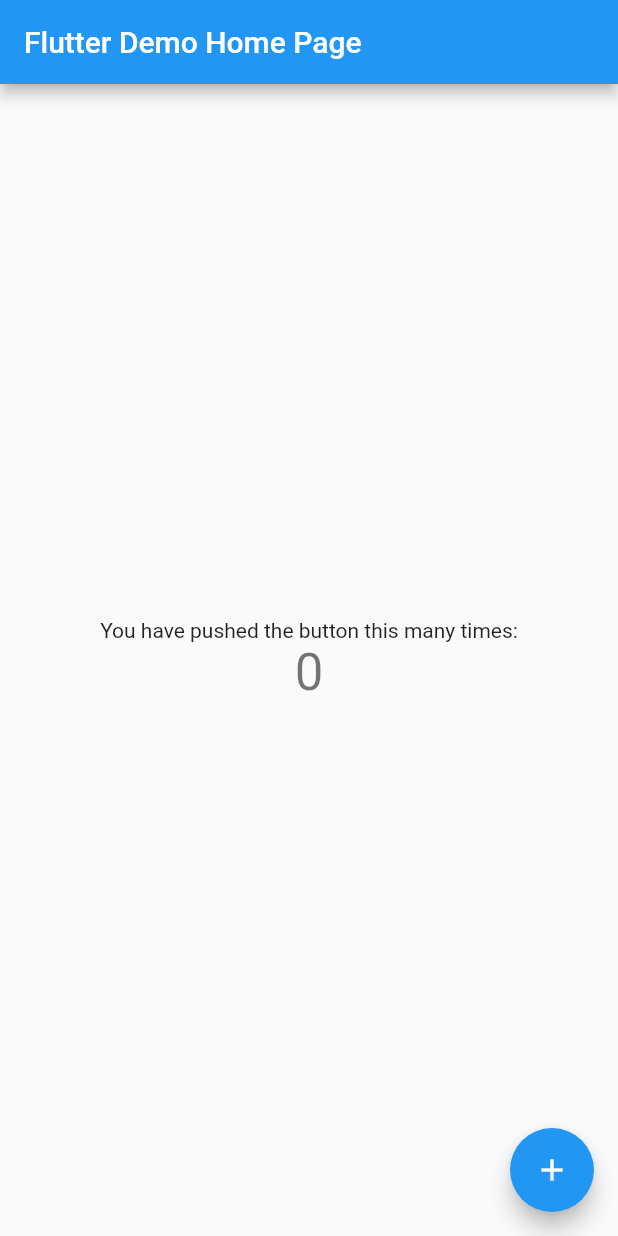
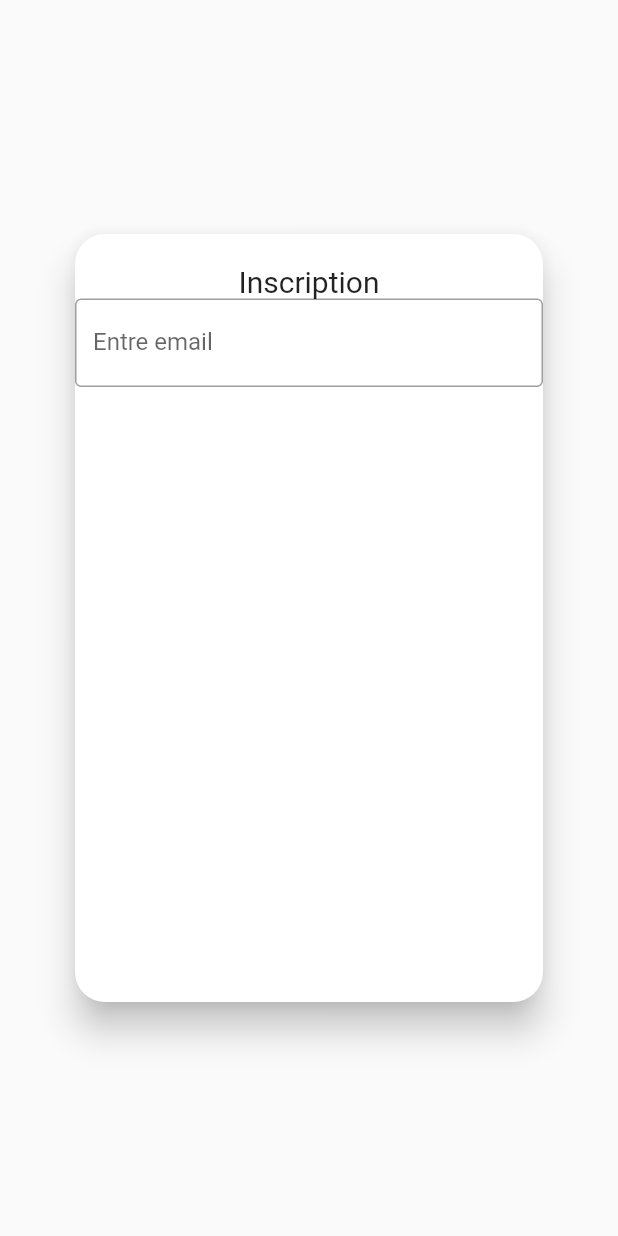
Before and after one commit to Mel-LR/Meet-Your-Job, a Flutter app: the screen it shows after launch, on a phone screen of 412 x 824 dp. Run offline on Flutter 3.47's test engine with Material 2 defaults, Android fonts, the phone set to English and light mode, and no system bars; our stand-ins replace google_fonts.

Commit message:
View register

```diff
--- a/lib/main.dart
+++ b/lib/main.dart
@@ -1,115 +1,132 @@
+import 'package:flutter/services.dart';
 import 'package:flutter/material.dart';
+import 'package:google_fonts/google_fonts.dart';
 
 void main() {
   runApp(const MyApp());
 }
 
+const d_green = const Color(0xFF54D3C2);
+
 class MyApp extends StatelessWidget {
   const MyApp({Key? key}) : super(key: key);
 
-  // This widget is the root of your application.
   @override
   Widget build(BuildContext context) {
     return MaterialApp(
-      title: 'Flutter Demo',
-      theme: ThemeData(
-        // This is the theme of your application.
-        //
-        // Try running your application with "flutter run". You'll see the
-        // application has a blue toolbar. Then, without quitting the app, try
-        // changing the primarySwatch below to Colors.green and then invoke
-        // "hot reload" (press "r" in the console where you ran "flutter run",
-        // or simply save your changes to "hot reload" in a Flutter IDE).
-        // Notice that the counter didn't reset back to zero; the application
-        // is not restarted.
-        primarySwatch: Colors.blue,
-      ),
-      home: const MyHomePage(title: 'Flutter Demo Home Page'),
+      debugShowCheckedModeBanner: false,
+      title: 'Hotels Booking',
+      home: Login(),
     );
   }
 }
 
-class MyHomePage extends StatefulWidget {
-  const MyHomePage({Key? key, required this.title}) : super(key: key);
-
-  // This widget is the home page of your application. It is stateful, meaning
-  // that it has a State object (defined below) that contains fields that affect
-  // how it looks.
-
-  // This class is the configuration for the state. It holds the values (in this
-  // case the title) provided by the parent (in this case the App widget) and
-  // used by the build method of the State. Fields in a Widget subclass are
-  // always marked "final".
-
-  final String title;
-
+class HomePage extends StatelessWidget {
   @override
-  State<MyHomePage> createState() => _MyHomePageState();
+  Widget build(BuildContext context) {
+    return Scaffold();
+  }
 }
 
-class _MyHomePageState extends State<MyHomePage> {
-  int _counter = 0;
-
-  void _incrementCounter() {
-    setState(() {
-      // This call to setState tells the Flutter framework that something has
-      // changed in this State, which causes it to rerun the build method below
-      // so that the display can reflect the updated values. If we changed
-      // _counter without calling setState(), then the build method would not be
-      // called again, and so nothing would appear to happen.
-      _counter++;
-    });
+class Login extends StatelessWidget {
+  @override
+  Widget build(BuildContext context) {
+    return Scaffold(
+      body: LoginCard(),
+    );
+  }
 }
 
+class LoginCard extends StatelessWidget {
   @override
   Widget build(BuildContext context) {
-    // This method is rerun every time setState is called, for instance as done
-    // by the _incrementCounter method above.
-    //
-    // The Flutter framework has been optimized to make rerunning build methods
-    // fast, so that you can just rebuild anything that needs updating rather
-    // than having to individually change instances of widgets.
-    return Scaffold(
-      appBar: AppBar(
-        // Here we take the value from the MyHomePage object that was created by
-        // the App.build method, and use it to set our appbar title.
-        title: Text(widget.title),
+    return Center(
+      child: Container(
+        width: 320,
+        height: 520,
+        child: Card(
+          shape:
+              RoundedRectangleBorder(borderRadius: BorderRadius.circular(20.0)),
+          color: Colors.white,
+          elevation: 10,
+          child: Column(
+            mainAxisSize: MainAxisSize.min,
+            children: [
+              Padding(
+                padding: EdgeInsets.fromLTRB(20, 0, 20, 0),
+                child: Container(
+                  padding: const EdgeInsets.all(0.0),
+                  width: 20.0,
+                  height: 20.0,
                 ),
-      body: Center(
-        // Center is a layout widget. It takes a single child and positions it
-        // in the middle of the parent.
-        child: Column(
-          // Column is also a layout widget. It takes a list of children and
-          // arranges them vertically. By default, it sizes itself to fit its
-          // children horizontally, and tries to be as tall as its parent.
-          //
-          // Invoke "debug painting" (press "p" in the console, choose the
-          // "Toggle Debug Paint" action from the Flutter Inspector in Android
-          // Studio, or the "Toggle Debug Paint" command in Visual Studio Code)
-          // to see the wireframe for each widget.
-          //
-          // Column has various properties to control how it sizes itself and
-          // how it positions its children. Here we use mainAxisAlignment to
-          // center the children vertically; the main axis here is the vertical
-          // axis because Columns are vertical (the cross axis would be
-          // horizontal).
-          mainAxisAlignment: MainAxisAlignment.center,
-          children: <Widget>[
-            const Text(
-              'You have pushed the button this many times:',
               ),
               Text(
-              '$_counter',
-              style: Theme.of(context).textTheme.headline4,
+                'Inscription',
+                style: GoogleFonts.tenorSans(
+                  fontSize: 20,
+                ),
+              ),
+              Form(
+                child: Column(
+                  crossAxisAlignment: CrossAxisAlignment.start,
+                  children: [
+                    TextFormField(
+                      decoration: InputDecoration(
+                        labelText: 'Entre email',
+                        border: OutlineInputBorder(),
+                      ),
+                      validator: (value) {
+                        if (value == null || value.isEmpty) {
+                          return 'Entrer un text';
+                        }
+                        return null;
+                      },
+                    )
+                  ],
+                ),
               ),
             ],
           ),
         ),
-      floatingActionButton: FloatingActionButton(
-        onPressed: _incrementCounter,
-        tooltip: 'Increment',
-        child: const Icon(Icons.add),
-      ), // This trailing comma makes auto-formatting nicer for build methods.
+      ),
     );
   }
 }
+
+class MyAppBar extends StatelessWidget implements PreferredSizeWidget {
+  Size get preferredSize => new Size.fromHeight(50);
+  @override
+  Widget build(BuildContext context) {
+    return AppBar(
+      leading: IconButton(
+        icon: Icon(
+          Icons.person,
+          color: Colors.grey[800],
+          size: 30,
+        ),
+        onPressed: null,
+      ),
+      centerTitle: true,
+      title: Text(
+        "Fil d'actu",
+        style: GoogleFonts.nunito(
+          color: Colors.black,
+          fontSize: 22,
+          fontWeight: FontWeight.w800,
+        ),
+      ),
+      actions: [
+        IconButton(
+          icon: Icon(
+            Icons.chat,
+            color: Colors.grey[800],
+            size: 30,
+          ),
+          onPressed: null,
+        ),
+      ],
+      backgroundColor: Colors.white,
+      elevation: 0,
+    );
+  }
+}
--- a/pubspec.yaml
+++ b/pubspec.yaml
@@ -34,6 +34,9 @@
   # The following adds the Cupertino Icons font to your application.
   # Use with the CupertinoIcons class for iOS style icons.
   cupertino_icons: ^1.0.2
+  google_fonts: ^2.3.1
+  flutter_login: ^3.2.0
+  intl: ^0.17.0
 
 dev_dependencies:
   flutter_test:
```
Also changed, not shown: pubspec.lock, 2 other files. Lines whose indentation alone changed are shown as unchanged.
